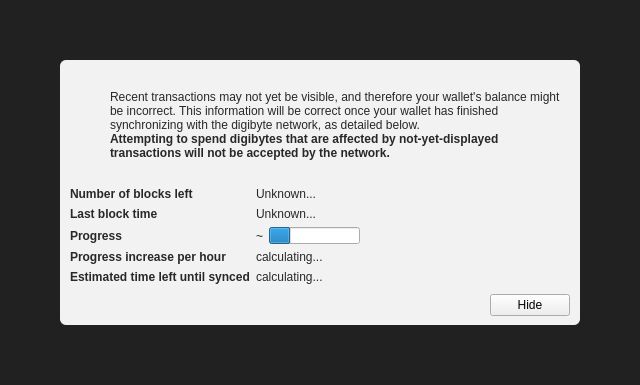
Before: the Qt Designer form src/qt/forms/modaloverlay.ui in digibyte/digibyte, drawn with Qt 5.
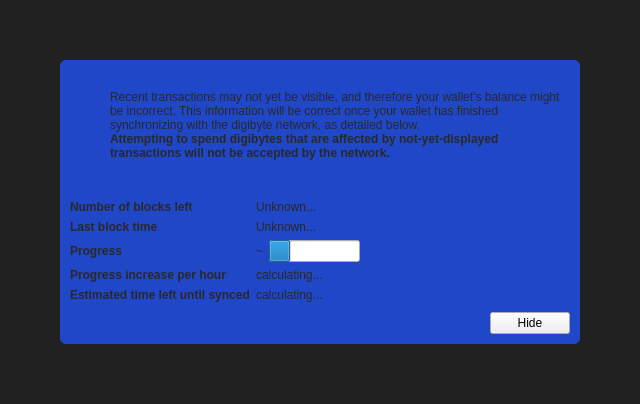
After: the same form once the commit is applied. Icons and pictures are not drawn. Custom widgets are drawn as their Qt base class.

What changed in the file:
```diff
--- a/src/qt/forms/modaloverlay.ui
+++ b/src/qt/forms/modaloverlay.ui
@@ -7,7 +7,7 @@
     <x>0</x>
     <y>0</y>
     <width>640</width>
-    <height>385</height>
+    <height>404</height>
    </rect>
   </property>
   <property name="windowTitle">
@@ -50,7 +50,7 @@
       <item>
        <widget class="QWidget" name="contentWidget" native="true">
         <property name="styleSheet">
-         <string notr="true">#contentWidget { background: rgba(255,255,255,240); border-radius: 6px; }
+         <string notr="true">#contentWidget { background: rgba(31, 71, 200); border-radius: 6px; }
 
 QLabel { color: rgb(40,40,40);  }</string>
         </property>
```
